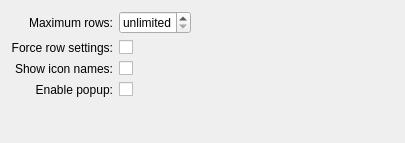
Qt form plasma/generic/applets/quicklaunch/quicklaunchConfig.ui (mgottschlag/kwin-tiling) before a commit.
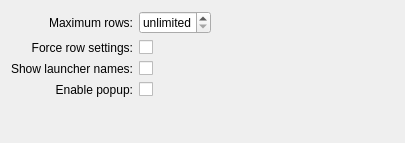
The same form after that commit. Custom widgets are drawn as their Qt base class.

Commit message: - Changed popup to display launchers in a vertical list. - Implemented configChanged(). - Renamed things for consistency. - Removed workaround signal LauncherList::displayedItemsChanged,   filter LayoutRequest events instead.

```diff
--- a/plasma/generic/applets/quicklaunch/quicklaunchConfig.ui
+++ b/plasma/generic/applets/quicklaunch/quicklaunchConfig.ui
@@ -30,7 +30,7 @@
    <item row="5" column="0">
     <widget class="QLabel" name="iconNamesVisibleLabel">
      <property name="text">
-      <string>Show icon names:</string>
+      <string>Show launcher names:</string>
      </property>
      <property name="alignment">
       <set>Qt::AlignRight|Qt::AlignTrailing|Qt::AlignVCenter</set>
```
Left out of the diff: 16 changed lines with no effect on the pictures. The commit also changes 11 other files.
